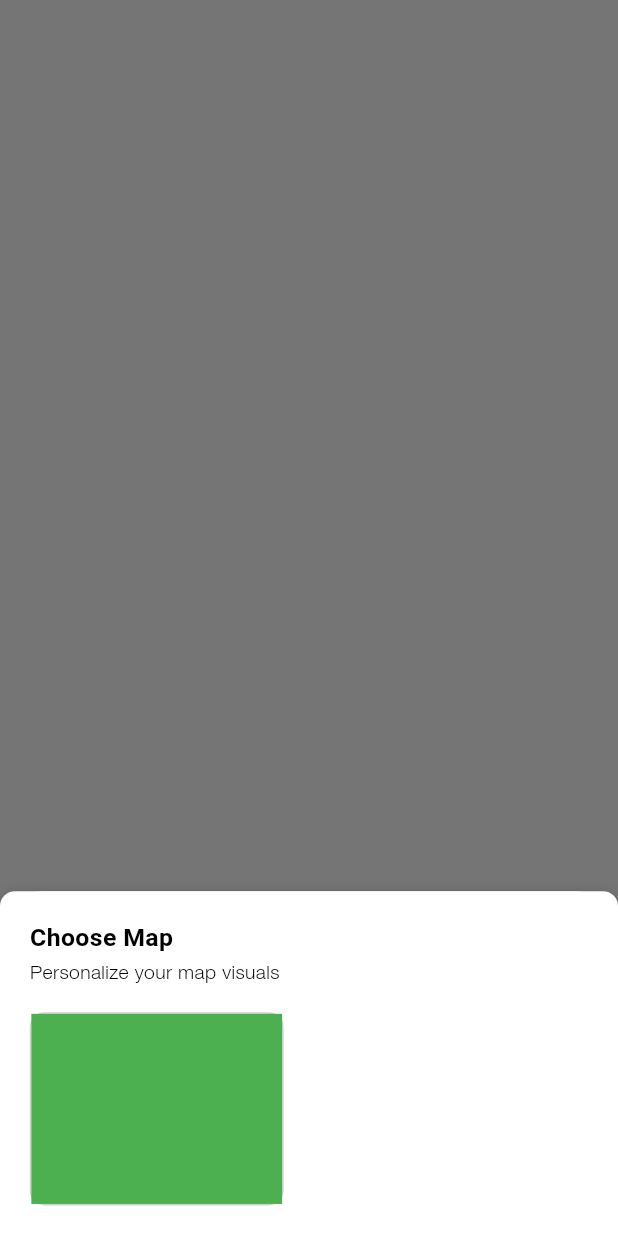
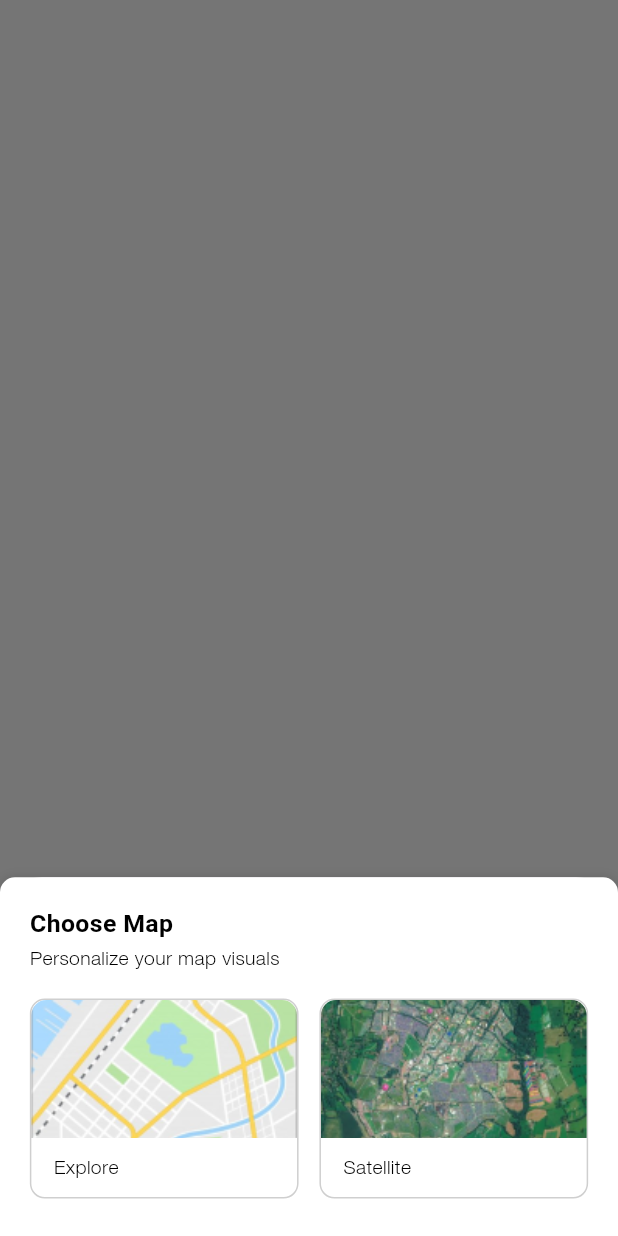
Before and after one commit to billanakin/GreenIt_app, a Flutter app: what mapDisplayModalBottomSheet() shows on an empty page, opened directly, on a phone screen of 412 x 824 dp. Run offline on Flutter 3.47's test engine with Material 3 defaults, Android fonts, the phone set to English and light mode, and no system bars; our stand-ins replace flutter_svg, form_field_validator, google_maps_flutter, step_progress_indicator; Roboto replaces fonts that are missing (Helvetica).

Commit message:
Finalized Map Display Page

```diff
--- /dev/null
+++ b/lib/components/sheets/map_display/map_display_card.dart
@@ -0,0 +1,67 @@
+import 'package:flutter/material.dart';
+import 'package:greenit_version1/constants.dart';
+import 'package:greenit_version1/size_config.dart';
+
+class MapDisplayCard extends StatelessWidget {
+  const MapDisplayCard({
+    super.key,
+    required this.image,
+    required this.text,
+    required this.press,
+  });
+
+  final String image;
+  final String text;
+  final void Function() press;
+
+  @override
+  Widget build(BuildContext context) {
+    return InkWell(
+      onTap: press,
+      child: Container(
+        width: getProportionateScreenWidth(180),
+        height: getProportionateScreenHeight(145),
+        decoration: ShapeDecoration(
+          shape: RoundedRectangleBorder(
+            side: const BorderSide(
+              width: 1,
+              color: kPrimaryBorderColor,
+            ),
+            borderRadius: BorderRadius.circular(10),
+          ),
+        ),
+        child: ClipRRect(
+          borderRadius: BorderRadius.circular(10),
+          child: Column(
+            mainAxisAlignment: MainAxisAlignment.start,
+            crossAxisAlignment: CrossAxisAlignment.start,
+            children: [
+              Container(
+                height: getProportionateScreenHeight(100),
+                width: double.maxFinite,
+                decoration: BoxDecoration(
+                  image: DecorationImage(
+                    fit: BoxFit.cover,
+                    image: AssetImage(image),
+                  ),
+                ),
+              ),
+              Padding(
+                padding: EdgeInsets.only(
+                  top: getProportionateScreenHeight(10),
+                  left: getProportionateScreenWidth(15),
+                  right: getProportionateScreenWidth(10),
+                  bottom: getProportionateScreenHeight(10),
+                ),
+                child: Text(
+                  text,
+                  style: kPrimaryBodyTextStyle,
+                ),
+              ),
+            ],
+          ),
+        ),
+      ),
+    );
+  }
+}
--- a/lib/components/sheets/map_display_modal_bottom_sheet.dart
+++ b/lib/components/sheets/map_display/map_display_modal_bottom_sheet.dart
@@ -1,5 +1,6 @@
 import 'package:flutter/material.dart';
 import 'package:greenit_version1/components/posts/section_header.dart';
+import 'package:greenit_version1/components/sheets/map_display/map_display_card.dart';
 import 'package:greenit_version1/constants.dart';
 import 'package:greenit_version1/size_config.dart';
 
@@ -8,7 +9,7 @@ Future mapDisplayModalBottomSheet(BuildContext context) {
     context: context,
     builder: (context) => SafeArea(
       child: Container(
-        height: getProportionateScreenHeight(250),
+        height: getProportionateScreenHeight(260),
         width: SizeConfig.screenWidth,
         padding: EdgeInsets.symmetric(
           horizontal: kDefaultHorizontalPadding,
@@ -35,7 +36,7 @@ Future mapDisplayModalBottomSheet(BuildContext context) {
           mainAxisAlignment: MainAxisAlignment.start,
           crossAxisAlignment: CrossAxisAlignment.start,
           children: [
-            SectionHeader(
+            const SectionHeader(
               title: 'Choose Map',
               subtitle: 'Personalize your map visuals',
             ),
@@ -44,27 +45,20 @@ Future mapDisplayModalBottomSheet(BuildContext context) {
               mainAxisAlignment: MainAxisAlignment.spaceBetween,
               crossAxisAlignment: CrossAxisAlignment.center,
               children: [
-                Container(
-                  width: getProportionateScreenWidth(170),
-                  height: getProportionateScreenHeight(140),
-                  decoration: ShapeDecoration(
-                    shape: RoundedRectangleBorder(
-                      side: const BorderSide(
-                        width: 1,
-                        color: kPrimaryBorderColor,
-                      ),
-                      borderRadius: BorderRadius.circular(10),
-                    ),
-                  ),
-                  child: Stack(
-                    clipBehavior: Clip.antiAlias,
-                    children: [
-                      Container(color: Colors.green),
-                    ],
-                  ),
+                MapDisplayCard(
+                  image:
+                      'assets/images/home/map_display/explore-map-display.png',
+                  text: 'Explore',
+                  press: () {}, // ADD GOOGLE MAP CONFIGURATION HERE
+                ),
+                MapDisplayCard(
+                  image:
+                      'assets/images/home/map_display/satellite-map-display.png',
+                  text: 'Satellite',
+                  press: () {}, // ADD GOOGLE MAP CONFIGURATION HERE
                 ),
               ],
-            )
+            ),
           ],
         ),
       ),
--- a/lib/screens/home/components/body.dart
+++ b/lib/screens/home/components/body.dart
@@ -5,7 +5,7 @@ import 'package:greenit_version1/constants.dart';
 import 'package:greenit_version1/data/profile_data.dart';
 import 'package:greenit_version1/models/profile.dart';
 
-import '../../../components/sheets/map_display_modal_bottom_sheet.dart';
+import '../../../components/sheets/map_display/map_display_modal_bottom_sheet.dart';
 
 class Body extends StatefulWidget {
   const Body({super.key});
@@ -53,7 +53,6 @@ class _BodyState extends State<Body> {
               child: Column(
                 mainAxisAlignment: MainAxisAlignment.spaceBetween,
                 children: [
-                  // TODO: ADD INK WELL
                   InkWell(
                     onTap: () {
                       mapDisplayModalBottomSheet(context);
@@ -72,7 +71,6 @@ class _BodyState extends State<Body> {
                       ),
                     ),
                   ),
-                  // TODO: ADD INK WELL
                   Container(
                     height: 50,
                     width: 50,
```
